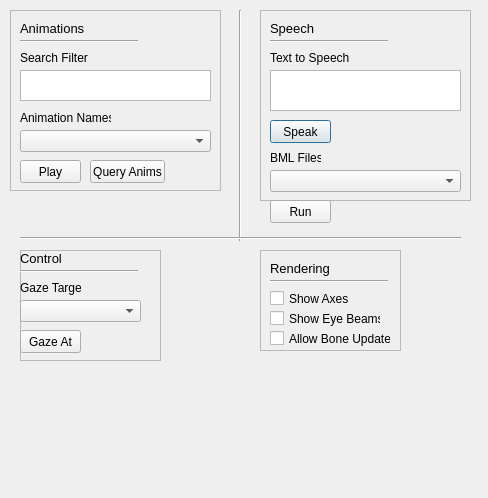
Above: core/smartbody/sbm-debugger/gui/designer/UtilsDialog.ui from DrAlta/smartbody before the change. Below: the same form after it.
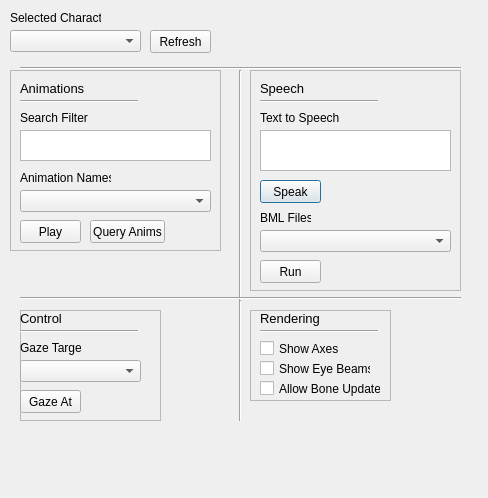
That is the form after the change.

Diff of the .ui file:
```diff
--- a/core/smartbody/sbm-debugger/gui/designer/UtilsDialog.ui
+++ b/core/smartbody/sbm-debugger/gui/designer/UtilsDialog.ui
@@ -16,10 +16,10 @@
   <widget class="QFrame" name="frame">
    <property name="geometry">
     <rect>
-     <x>260</x>
-     <y>10</y>
+     <x>250</x>
+     <y>70</y>
      <width>211</width>
-     <height>191</height>
+     <height>221</height>
     </rect>
    </property>
    <property name="frameShape">
@@ -121,12 +121,25 @@
      <string>Speech</string>
     </property>
    </widget>
+   <widget class="QPushButton" name="runBmlButton">
+    <property name="geometry">
+     <rect>
+      <x>10</x>
+      <y>190</y>
+      <width>61</width>
+      <height>23</height>
+     </rect>
+    </property>
+    <property name="text">
+     <string>Run</string>
+    </property>
+   </widget>
   </widget>
   <widget class="QFrame" name="frame_2">
    <property name="geometry">
     <rect>
      <x>10</x>
-     <y>10</y>
+     <y>70</y>
      <width>211</width>
      <height>181</height>
     </rect>
@@ -247,10 +260,10 @@
   <widget class="QFrame" name="frame_3">
    <property name="geometry">
     <rect>
-     <x>260</x>
-     <y>250</y>
+     <x>250</x>
+     <y>310</y>
      <width>141</width>
-     <height>101</height>
+     <height>91</height>
     </rect>
    </property>
    <property name="frameShape">
@@ -263,7 +276,7 @@
     <property name="geometry">
      <rect>
       <x>10</x>
-      <y>10</y>
+      <y>0</y>
       <width>71</width>
       <height>16</height>
      </rect>
@@ -281,7 +294,7 @@
     <property name="geometry">
      <rect>
       <x>10</x>
-      <y>40</y>
+      <y>30</y>
       <width>81</width>
       <height>17</height>
      </rect>
@@ -294,7 +307,7 @@
     <property name="geometry">
      <rect>
       <x>10</x>
-      <y>30</y>
+      <y>20</y>
       <width>118</width>
       <height>3</height>
      </rect>
@@ -310,7 +323,7 @@
     <property name="geometry">
      <rect>
       <x>10</x>
-      <y>60</y>
+      <y>50</y>
       <width>111</width>
       <height>17</height>
      </rect>
@@ -323,7 +336,7 @@
     <property name="geometry">
      <rect>
       <x>10</x>
-      <y>80</y>
+      <y>70</y>
       <width>121</width>
       <height>17</height>
      </rect>
@@ -337,7 +350,7 @@
    <property name="geometry">
     <rect>
      <x>230</x>
-     <y>10</y>
+     <y>70</y>
      <width>20</width>
      <height>231</height>
     </rect>
@@ -350,7 +363,7 @@
    <property name="geometry">
     <rect>
      <x>20</x>
-     <y>250</y>
+     <y>310</y>
      <width>141</width>
      <height>111</height>
     </rect>
@@ -436,7 +449,7 @@
    <property name="geometry">
     <rect>
      <x>20</x>
-     <y>230</y>
+     <y>290</y>
      <width>441</width>
      <height>16</height>
     </rect>
@@ -448,17 +461,69 @@
     <enum>Qt::Horizontal</enum>
    </property>
   </widget>
-  <widget class="QPushButton" name="runBmlButton">
+  <widget class="QComboBox" name="selectedCharacterBox">
    <property name="geometry">
     <rect>
-     <x>270</x>
-     <y>200</y>
+     <x>10</x>
+     <y>30</y>
+     <width>131</width>
+     <height>22</height>
+    </rect>
+   </property>
+  </widget>
+  <widget class="QLabel" name="selectedCharacterLabel">
+   <property name="geometry">
+    <rect>
+     <x>10</x>
+     <y>10</y>
+     <width>91</width>
+     <height>16</height>
+    </rect>
+   </property>
+   <property name="text">
+    <string>Selected Character</string>
+   </property>
+  </widget>
+  <widget class="Line" name="line_7">
+   <property name="geometry">
+    <rect>
+     <x>20</x>
+     <y>60</y>
+     <width>441</width>
+     <height>16</height>
+    </rect>
+   </property>
+   <property name="lineWidth">
+    <number>1</number>
+   </property>
+   <property name="orientation">
+    <enum>Qt::Horizontal</enum>
+   </property>
+  </widget>
+  <widget class="Line" name="line_8">
+   <property name="geometry">
+    <rect>
+     <x>230</x>
+     <y>300</y>
+     <width>20</width>
+     <height>121</height>
+    </rect>
+   </property>
+   <property name="orientation">
+    <enum>Qt::Vertical</enum>
+   </property>
+  </widget>
+  <widget class="QPushButton" name="refreshButton">
+   <property name="geometry">
+    <rect>
+     <x>150</x>
+     <y>30</y>
      <width>61</width>
      <height>23</height>
     </rect>
    </property>
    <property name="text">
-    <string>Run</string>
+    <string>Refresh</string>
    </property>
   </widget>
  </widget>
```
Left out of the diff: 4 changed lines with no effect on the pictures.
